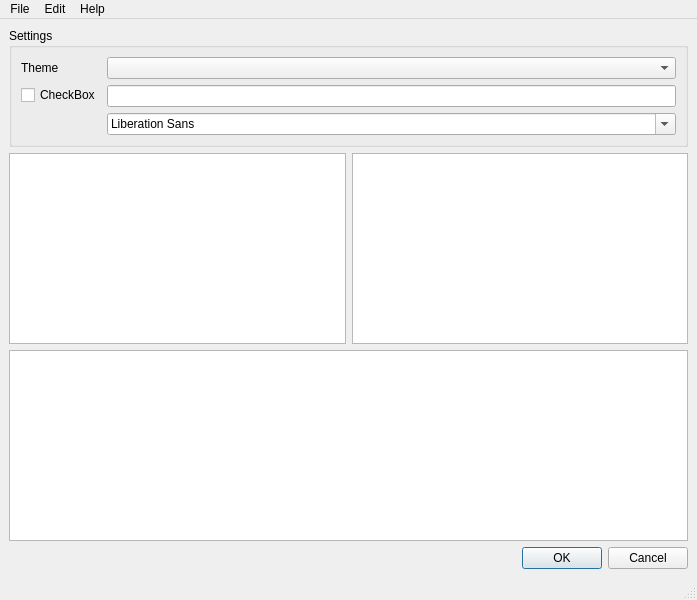
qnope/HandPaintingForQt, file Examples/ui/MainWindow.ui: the form before one commit.
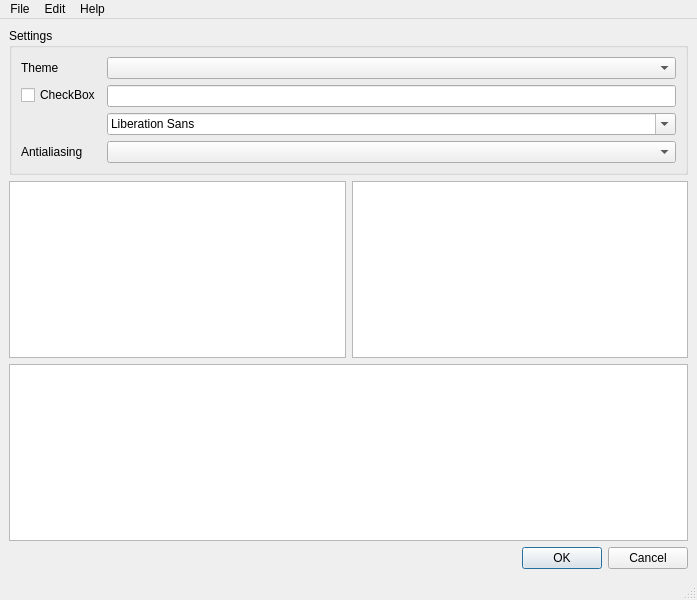
The form after the commit.

Commit message:
Let a theme choose where it smooths, with AntialiasingMode
Theme::with_antialiasing_mode gives a theme that smooths its lines and
its fills Always (the default), OnlyWhenAsked by the painter with
QPainter::Antialiasing, as Qt draws and as hpq drew before, or Never.
Watercolor keeps the smooth edge of its washes unless the theme never
smooths. The settings of the example application get a combo box to
choose the mode.

Claude-Session: https://claude.ai/code/session_016U3iJWcvN1Ci7jKjihwJza

Diff of the .ui file:
```diff
--- a/Examples/ui/MainWindow.ui
+++ b/Examples/ui/MainWindow.ui
@@ -54,6 +54,23 @@
        <item row="2" column="1">
         <widget class="QFontComboBox" name="fontComboBox"/>
        </item>
+       <item row="3" column="0">
+        <widget class="QLabel" name="antialiasingLabel">
+         <property name="text">
+          <string>Antialiasing</string>
+         </property>
+         <property name="buddy">
+          <cstring>antialiasingComboBox</cstring>
+         </property>
+        </widget>
+       </item>
+       <item row="3" column="1">
+        <widget class="QComboBox" name="antialiasingComboBox">
+         <property name="toolTip">
+          <string>Where the lines and the fills are smoothed</string>
+         </property>
+        </widget>
+       </item>
       </layout>
      </widget>
     </item>
```
The commit also changes 13 other files.
